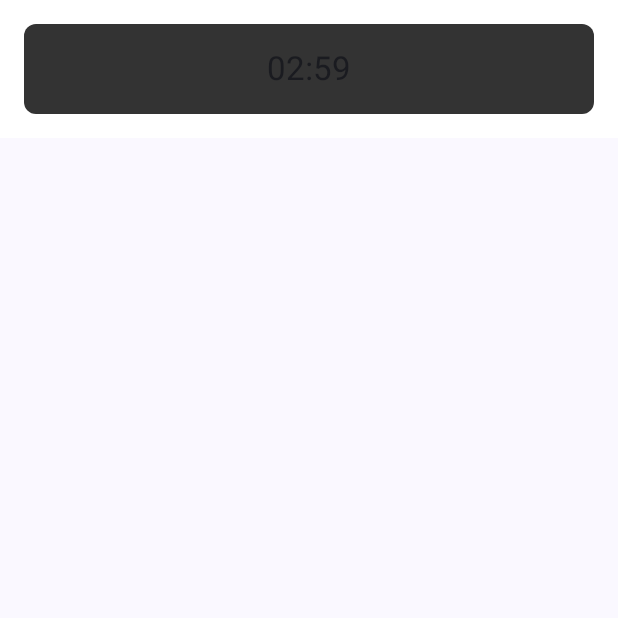
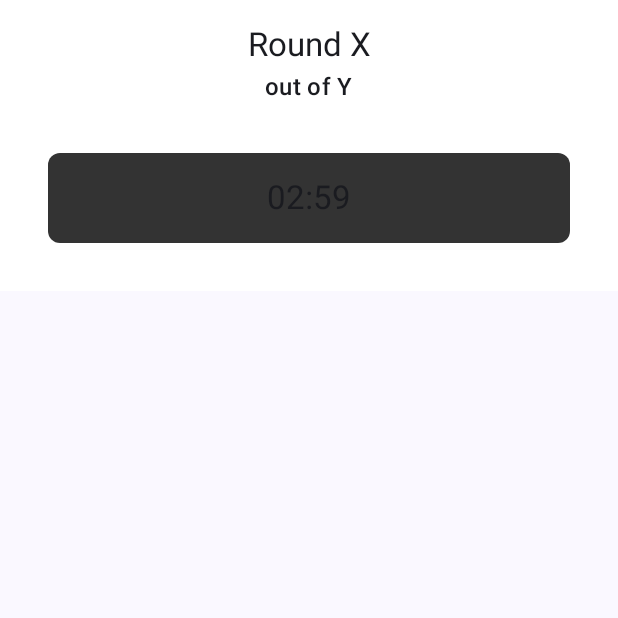
Before and after one commit to Ederrod/Sombra, an Android app built with Jetpack Compose: the screen it shows after launch (MainActivity), after a tap on "Start", on a phone screen of 412 x 824 dp, the top half of it. Run offline under Robolectric (Android 15) with nearby library versions, the phone set to English and light mode, and no system bars.

Commit message:
Update MainActivity.kt

```diff
--- a/app/src/main/java/com/example/sombra/MainActivity.kt
+++ b/app/src/main/java/com/example/sombra/MainActivity.kt
@@ -12,6 +12,7 @@ import androidx.compose.ui.Alignment
 import androidx.compose.ui.Modifier
 import androidx.compose.ui.graphics.Color
 import androidx.compose.ui.text.font.FontWeight
+import androidx.compose.ui.tooling.preview.Preview
 import androidx.compose.ui.unit.dp
 import androidx.compose.ui.unit.sp
 import com.example.sombra.ui.theme.SombraTheme
@@ -140,11 +141,31 @@ fun RadioGroup(options: List<String>, selectedOption: String, onOptionSelected:
     }
 }
 
+@Preview(showSystemUi =  true)
 @Composable
 fun ClockUI(remainingTime: Long) {
     val minutes = TimeUnit.SECONDS.toMinutes(remainingTime)
     val seconds = TimeUnit.SECONDS.toSeconds(remainingTime) % 60
     val formattedTime = String.format("%02d:%02d", minutes, seconds)
+
+    Column(
+        modifier = Modifier
+            .padding(16.dp)
+            .fillMaxWidth()
+            .wrapContentHeight(),
+        horizontalAlignment = Alignment.CenterHorizontally
+    ){
+        Text(
+            text = "Round X",
+            style = MaterialTheme.typography.titleLarge,
+            modifier = Modifier.padding(bottom = 2.dp)
+
+        )
+        Text(
+            modifier = Modifier.padding(bottom = 16.dp),
+            text = "out of Y",
+            style = MaterialTheme.typography.titleMedium
+        )
 
     Surface(
         modifier = Modifier
@@ -162,7 +183,9 @@ fun ClockUI(remainingTime: Long) {
             Text(
                 text = formattedTime,
                 style = MaterialTheme.typography.titleLarge
-            )
+
+                )
+            }
         }
     }
 }
```
